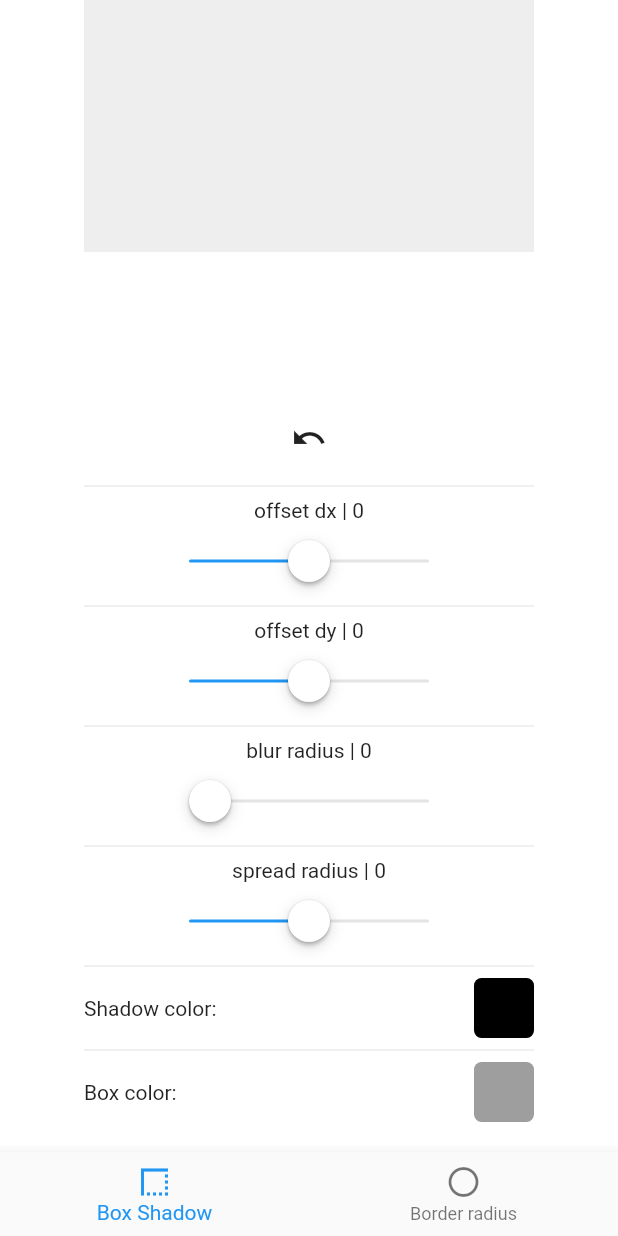
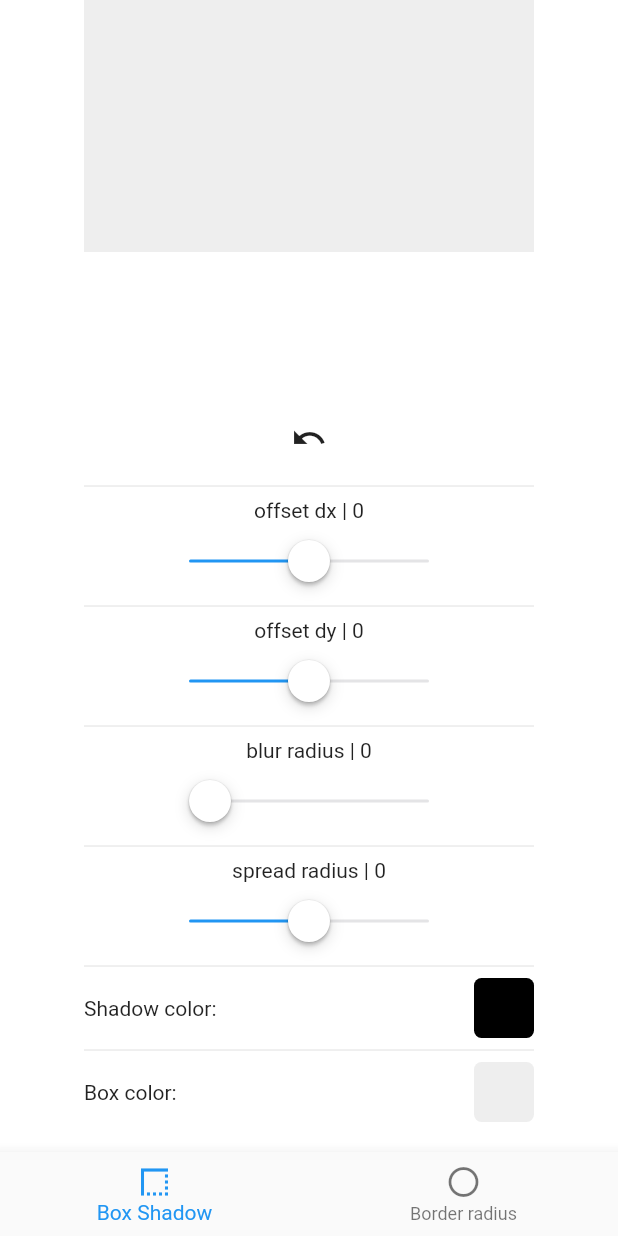
Before and after one commit to wieczorek0807/web_generator, a Flutter app: the screen it shows after launch, scrolled down 232 dp, on a phone screen of 412 x 824 dp. Run offline on Flutter 3.47's test engine with Material 2 defaults, Android fonts, the light colour scheme and no system bars; our stand-ins replace bloc, dartz, easy_debounce, equatable, flutter_bloc, flutter_colorpicker and 4 more; accounts and stored records are empty.

Commit message:
Collor picker bloc corrected

```diff
--- a/lib/main.dart
+++ b/lib/main.dart
@@ -1,9 +1,8 @@
 import 'package:box_shadow_generator/injection_container.dart'
     as injection_container;
-import 'package:box_shadow_generator/src/presentation/pages/border_radius_screen.dart';
 import 'package:flutter/material.dart';
 
-import 'src/presentation/pages/box_shadow_screen.dart';
+import 'src/presentation/pages/web_box_main_screen.dart';
 
 Future<void> main() async {
   await injection_container.setup();
@@ -17,7 +16,7 @@ class MyApp extends StatelessWidget {
   @override
   Widget build(BuildContext context) {
     return const MaterialApp(
-      home: BoxShadowScreen(),
+      home: WebBoxMainScreen(),
     );
   }
 }
--- a/lib/src/data/repositories/web_box_repository_impl.dart
+++ b/lib/src/data/repositories/web_box_repository_impl.dart
@@ -18,7 +18,7 @@ class WebBoxRepositoryImpl implements WebBoxRepository {
           await webBoxLocalDataSource.getWaveBoxFromLocalDataSource();
       WebBoxEntity webBoxEntity = WebBoxEntity.fromModel(model: localWebBox);
       return Right(webBoxEntity);
-    } on Exception catch (e) {
+    } on Exception {
       return Left(DataSourceFailure());
     }
   }
--- a/lib/src/domain/entities/web_box_entity.dart
+++ b/lib/src/domain/entities/web_box_entity.dart
@@ -1,6 +1,7 @@
 import 'package:box_shadow_generator/src/data/models/web_box_model.dart';
 import 'package:equatable/equatable.dart';
 
+// ignore: must_be_immutable
 class WebBoxEntity extends Equatable {
   late double offsetDx;
   late double offsetDy;
--- a/lib/src/domain/usecases/get_web_box_usecase.dart
+++ b/lib/src/domain/usecases/get_web_box_usecase.dart
@@ -4,7 +4,6 @@ import 'package:dartz/dartz.dart';
 import '../../core/err/failures.dart';
 import '../../core/usecases/usecase.dart';
 import '../entities/web_box_entity.dart';
-import '../repositories/web_box_repository.dart';
 
 class GetWebBoxUseCase implements UseCase<WebBoxEntity> {
   final WebBoxRepositoryImpl repository;
--- a/lib/src/presentation/bloc/routing/cubit/routing_cubit.dart
+++ b/lib/src/presentation/bloc/routing/cubit/routing_cubit.dart
@@ -1,3 +1,4 @@
+// ignore: depend_on_referenced_packages
 import 'package:flutter_bloc/flutter_bloc.dart';
 
 import 'routing_state.dart';
--- a/lib/src/presentation/bloc/web_box/web_box_bloc.dart
+++ b/lib/src/presentation/bloc/web_box/web_box_bloc.dart
@@ -106,11 +106,10 @@ class WebBoxBloc extends Bloc<WebBoxEvent, WebBoxState> {
   }
 
   Future<void> _getFromLocalDataSource() async {
-    print('getting form db');
     final Either<Failure, WebBoxEntity> webBoxEntityOrFailure =
         await getWebBoxUseCase.call();
 
-    webBoxEntityOrFailure.fold((l) => print('duppaaa'), (r) {
+    webBoxEntityOrFailure.fold((l) => null, (r) {
       _offset = Offset(r.offsetDx, r.offsetDy);
       _spreadRadius = r.spreadRadius;
       _blurRadius = r.blurRadius;
--- a/lib/src/presentation/pages/box_shadow_screen.dart
+++ b/lib/src/presentation/pages/web_box_main_screen.dart
@@ -9,8 +9,8 @@ import '../widgets/animated_box.dart';
 import '../widgets/controllers.dart';
 import 'web_box_responsive_screen.dart';
 
-class BoxShadowScreen extends StatelessWidget {
-  const BoxShadowScreen({Key? key}) : super(key: key);
+class WebBoxMainScreen extends StatelessWidget {
+  const WebBoxMainScreen({Key? key}) : super(key: key);
 
   @override
   Widget build(BuildContext context) {
--- a/lib/src/presentation/pages/web_box_responsive_screen.dart
+++ b/lib/src/presentation/pages/web_box_responsive_screen.dart
@@ -1,7 +1,7 @@
 import 'package:box_shadow_generator/src/presentation/bloc/routing/cubit/routing_cubit.dart';
-import 'package:box_shadow_generator/src/presentation/pages/border_radius_screen.dart';
 import 'package:box_shadow_generator/src/presentation/widgets/app_bottom_navigation_bar.dart';
 import 'package:flutter/material.dart';
+// ignore: depend_on_referenced_packages
 import 'package:flutter_bloc/flutter_bloc.dart';
 import '../../core/values/dimens.dart';
 import '../bloc/routing/cubit/routing_state.dart';
--- a/lib/src/presentation/widgets/app_color_picker.dart
+++ b/lib/src/presentation/widgets/app_color_picker.dart
@@ -19,7 +19,7 @@ class AppColorPicker extends StatefulWidget {
 }
 
 class _AppColorPickerState extends State<AppColorPicker> {
-  Color myColor = Colors.grey.shade200;
+  Color myColor = Colors.pink;
 
   @override
   void initState() {
@@ -36,7 +36,7 @@ class _AppColorPickerState extends State<AppColorPicker> {
         GestureDetector(
           child: Container(
             decoration: BoxDecoration(
-              color: myColor,
+              color: widget.startColor,
               borderRadius: const BorderRadius.all(Radius.circular(5)),
             ),
             height: 40,
@@ -53,7 +53,7 @@ class _AppColorPickerState extends State<AppColorPicker> {
   Widget buildColorPicker() => ColorPicker(
       labelTypes: const [ColorLabelType.rgb],
       enableAlpha: false,
-      pickerColor: myColor,
+      pickerColor: widget.startColor,
       onColorChanged: (color) => setState(() {
             myColor = color;
             widget.onChanged(myColor);
--- a/lib/src/presentation/widgets/controllers.dart
+++ b/lib/src/presentation/widgets/controllers.dart
@@ -65,7 +65,7 @@ class ShadowControllers extends StatelessWidget {
                 const Divider(),
                 AppColorPicker(
                   title: 'Shadow color:',
-                  startColor: Colors.black,
+                  startColor: state.shadowColor,
                   onChanged: (v) => context
                       .read<WebBoxBloc>()
                       .add(WebBoxEvent.updateShadowColor(v)),
@@ -73,7 +73,7 @@ class ShadowControllers extends StatelessWidget {
                 const Divider(),
                 AppColorPicker(
                   title: 'Box color:',
-                  startColor: Colors.grey,
+                  startColor: state.animatedBoxColor,
                   onChanged: (v) => context
                       .read<WebBoxBloc>()
                       .add(WebBoxEvent.updateAnimatedBoxColor(v)),
@@ -88,7 +88,6 @@ class ShadowControllers extends StatelessWidget {
 class RadiusControllers extends StatelessWidget {
   const RadiusControllers({Key? key}) : super(key: key);
 
-  static const _height = 500.0;
   static const _width = 300.0;
   static const _radiusMin = 0.0;
   static const _radiusMax = 250.0;
```
Also changed, not shown: lib/src/core/values/styles.dart (+1 -6 lines), lib/src/presentation/pages/border_radius_screen.dart (deleted, +0 -14 lines).
